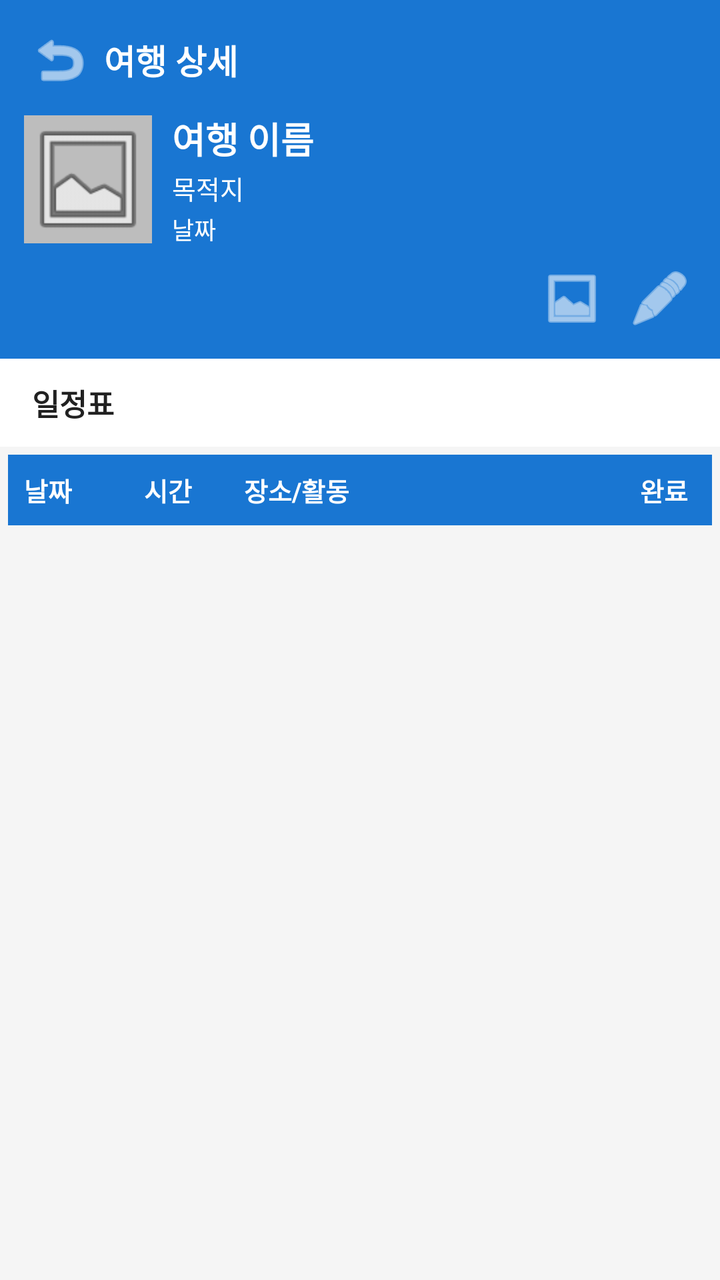
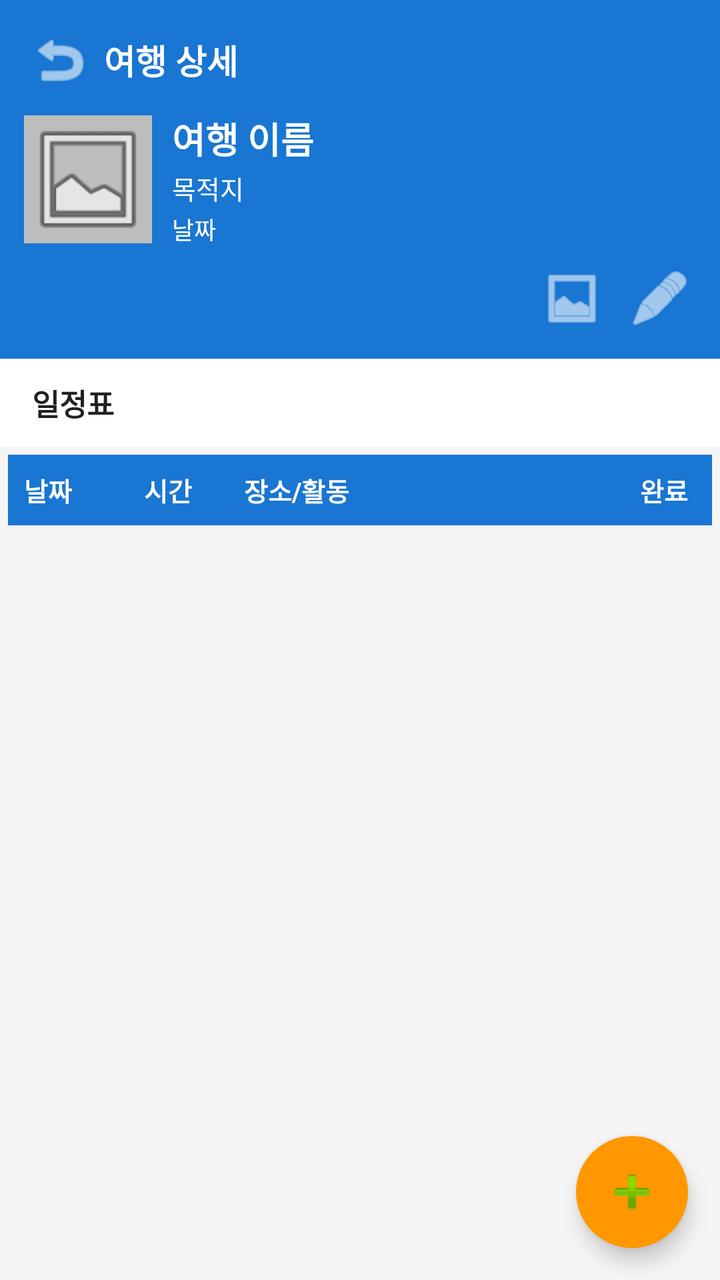

Screens rendered from an Android XML layout before and after an edit, with the pre-edit source and the edit as a unified diff.
<!-- AndroidManifest.xml: activity theme Theme.TravelPlanner.NoActionBar -->
<!-- res/layout/activity_trip_detail.xml -->
<?xml version="1.0" encoding="utf-8"?>
<LinearLayout xmlns:android="http://schemas.android.com/apk/res/android"
    xmlns:app="http://schemas.android.com/apk/res-auto"
    android:layout_width="match_parent"
    android:layout_height="match_parent"
    android:orientation="vertical"
    android:background="@color/colorBackground">

    <LinearLayout
        android:layout_width="match_parent"
        android:layout_height="wrap_content"
        android:orientation="vertical"
        android:background="@color/colorPrimary"
        android:padding="12dp">

        <LinearLayout
            android:layout_width="match_parent"
            android:layout_height="wrap_content"
            android:orientation="horizontal"
            android:gravity="center_vertical"
            android:layout_marginBottom="8dp">

            <ImageButton
                android:id="@+id/btnBack"
                android:layout_width="36dp"
                android:layout_height="36dp"
                android:src="@android:drawable/ic_menu_revert"
                android:background="@android:color/transparent"
                android:tint="@color/white"
                android:contentDescription="뒤로가기" />

            <TextView
                android:layout_width="0dp"
                android:layout_height="wrap_content"
                android:layout_weight="1"
                android:text="여행 상세"
                android:textColor="@color/white"
                android:textSize="17sp"
                android:textStyle="bold"
                android:layout_marginStart="4dp" />
        </LinearLayout>

        <RelativeLayout
            android:layout_width="match_parent"
            android:layout_height="wrap_content">

            <ImageView
                android:id="@+id/ivTripCover"
                android:layout_width="64dp"
                android:layout_height="64dp"
                android:src="@android:drawable/ic_menu_gallery"
                android:scaleType="centerCrop"
                android:background="@color/colorDivider"
                android:layout_alignParentStart="true"
                android:layout_centerVertical="true" />

            <LinearLayout
                android:layout_width="match_parent"
                android:layout_height="wrap_content"
                android:orientation="vertical"
                android:layout_toEndOf="@id/ivTripCover"
                android:layout_marginStart="10dp"
                android:layout_centerVertical="true">

                <TextView
                    android:id="@+id/tvDetailTripName"
                    android:layout_width="wrap_content"
                    android:layout_height="wrap_content"
                    android:text="여행 이름"
                    android:textColor="@color/white"
                    android:textSize="18sp"
                    android:textStyle="bold" />

                <TextView
                    android:id="@+id/tvDetailDestination"
                    android:layout_width="wrap_content"
                    android:layout_height="wrap_content"
                    android:text="목적지"
                    android:textColor="@color/white"
                    android:textSize="13sp"
                    android:layout_marginTop="2dp" />

                <TextView
                    android:id="@+id/tvDetailDate"
                    android:layout_width="wrap_content"
                    android:layout_height="wrap_content"
                    android:text="날짜"
                    android:textColor="@color/white"
                    android:textSize="12sp"
                    android:layout_marginTop="2dp" />
            </LinearLayout>
        </RelativeLayout>

        <LinearLayout
            android:layout_width="match_parent"
            android:layout_height="wrap_content"
            android:orientation="horizontal"
            android:layout_marginTop="8dp"
            android:gravity="end">

            <ImageButton
                android:id="@+id/btnGoGallery"
                android:layout_width="36dp"
                android:layout_height="36dp"
                android:src="@android:drawable/ic_menu_gallery"
                android:background="@android:color/transparent"
                android:contentDescription="사진첩"
                app:tint="@color/white" />

            <ImageButton
                android:id="@+id/btnGoDiary"
                android:layout_width="36dp"
                android:layout_height="36dp"
                android:src="@android:drawable/ic_menu_edit"
                android:background="@android:color/transparent"
                android:layout_marginStart="8dp"
                android:contentDescription="여행 일기"
                app:tint="@color/white" />
        </LinearLayout>
    </LinearLayout>

    <TextView
        android:layout_width="match_parent"
        android:layout_height="44dp"
        android:background="@color/white"
        android:paddingStart="16dp"
        android:gravity="center_vertical"
        android:text="일정표"
        android:textSize="15sp"
        android:textStyle="bold"
        android:textColor="@color/colorTextPrimary"/>

    <TextView
        android:id="@+id/tvEmptySchedules"
        android:layout_width="wrap_content"
        android:layout_height="wrap_content"
        android:layout_gravity="center_horizontal"
        android:layout_marginTop="32dp"
        android:text="@string/no_schedules"
        android:textColor="@color/colorTextSecondary"
        android:textSize="14sp"
        android:gravity="center"
        android:visibility="gone"/>

    <ScrollView
        android:layout_width="match_parent"
        android:layout_height="0dp"
        android:layout_weight="1">

        <TableLayout
            android:id="@+id/tableSchedules"
            android:layout_width="match_parent"
            android:layout_height="wrap_content"
            android:stretchColumns="2"
            android:padding="4dp">

            <TableRow
                android:layout_width="match_parent"
                android:layout_height="wrap_content"
                android:background="@color/colorPrimary">

                <TextView
                    android:layout_width="60dp"
                    android:layout_height="wrap_content"
                    android:text="날짜"
                    android:textColor="@color/white"
                    android:textStyle="bold"
                    android:padding="8dp"
                    android:textSize="13sp"/>

                <TextView
                    android:layout_width="50dp"
                    android:layout_height="wrap_content"
                    android:text="시간"
                    android:textColor="@color/white"
                    android:textStyle="bold"
                    android:padding="8dp"
                    android:textSize="13sp"/>

                <TextView
                    android:layout_width="0dp"
                    android:layout_weight="1"
                    android:layout_height="wrap_content"
                    android:text="장소/활동"
                    android:textColor="@color/white"
                    android:textStyle="bold"
                    android:padding="8dp"
                    android:textSize="13sp"/>

                <TextView
                    android:layout_width="44dp"
                    android:layout_height="wrap_content"
                    android:text="완료"
                    android:textColor="@color/white"
                    android:textStyle="bold"
                    android:padding="8dp"
                    android:textSize="13sp"/>
            </TableRow>
        </TableLayout>
    </ScrollView>

</LinearLayout>
<!-- resources referenced by this layout -->
<resources>
  <color name="colorBackground">#F5F5F5</color>
  <color name="colorDivider">#BDBDBD</color>
  <color name="colorPrimary">#1976D2</color>
  <color name="colorTextPrimary">#212121</color>
  <color name="colorTextSecondary">#757575</color>
  <color name="white">#FFFFFF</color>
  <string name="no_schedules">등록된 일정이 없습니다.</string>
  <style name="Theme.TravelPlanner.NoActionBar" parent="Theme.TravelPlanner">
          <item name="windowActionBar">false</item>
          <item name="windowNoTitle">true</item>
      </style>
  <style name="Theme.TravelPlanner" parent="Theme.AppCompat.Light.DarkActionBar">
          <item name="colorPrimary">@color/colorPrimary</item>
          <item name="colorPrimaryDark">@color/colorPrimaryDark</item>
          <item name="colorAccent">@color/colorAccent</item>
          <item name="android:windowBackground">@color/colorBackground</item>
          <item name="android:fitsSystemWindows">true</item>
      </style>
  <color name="colorPrimaryDark">#0D47A1</color>
  <color name="colorAccent">#FF9800</color>
</resources>

<!-- the commit's change to res/layout/activity_trip_detail.xml (unified diff, before → after) -->
@@ -6,6 +6,7 @@
     android:orientation="vertical"
     android:background="@color/colorBackground">
 
+    
     <LinearLayout
         android:layout_width="match_parent"
         android:layout_height="wrap_content"
@@ -20,13 +21,13 @@
             android:gravity="center_vertical"
             android:layout_marginBottom="8dp">
 
-            <ImageButton
+            <androidx.appcompat.widget.AppCompatImageButton
                 android:id="@+id/btnBack"
                 android:layout_width="36dp"
                 android:layout_height="36dp"
                 android:src="@android:drawable/ic_menu_revert"
                 android:background="@android:color/transparent"
-                android:tint="@color/white"
+                app:tint="@color/white"
                 android:contentDescription="뒤로가기" />
 
             <TextView
@@ -98,27 +99,28 @@
             android:layout_marginTop="8dp"
             android:gravity="end">
 
-            <ImageButton
+            <androidx.appcompat.widget.AppCompatImageButton
                 android:id="@+id/btnGoGallery"
                 android:layout_width="36dp"
                 android:layout_height="36dp"
                 android:src="@android:drawable/ic_menu_gallery"
                 android:background="@android:color/transparent"
-                android:contentDescription="사진첩"
-                app:tint="@color/white" />
-
-            <ImageButton
+                app:tint="@color/white"
+                android:contentDescription="사진첩" />
+
+            <androidx.appcompat.widget.AppCompatImageButton
                 android:id="@+id/btnGoDiary"
                 android:layout_width="36dp"
                 android:layout_height="36dp"
                 android:src="@android:drawable/ic_menu_edit"
                 android:background="@android:color/transparent"
+                app:tint="@color/white"
                 android:layout_marginStart="8dp"
-                android:contentDescription="여행 일기"
-                app:tint="@color/white" />
+                android:contentDescription="여행 일기" />
         </LinearLayout>
     </LinearLayout>
 
+    
     <TextView
         android:layout_width="match_parent"
         android:layout_height="44dp"
@@ -130,73 +132,95 @@
         android:textStyle="bold"
         android:textColor="@color/colorTextPrimary"/>
 
-    <TextView
-        android:id="@+id/tvEmptySchedules"
-        android:layout_width="wrap_content"
-        android:layout_height="wrap_content"
-        android:layout_gravity="center_horizontal"
-        android:layout_marginTop="32dp"
-        android:text="@string/no_schedules"
-        android:textColor="@color/colorTextSecondary"
-        android:textSize="14sp"
-        android:gravity="center"
-        android:visibility="gone"/>
-
+    
     <ScrollView
         android:layout_width="match_parent"
         android:layout_height="0dp"
         android:layout_weight="1">
 
-        <TableLayout
-            android:id="@+id/tableSchedules"
+        <LinearLayout
             android:layout_width="match_parent"
             android:layout_height="wrap_content"
-            android:stretchColumns="2"
-            android:padding="4dp">
-
-            <TableRow
+            android:orientation="vertical">
+
+            
+            <TextView
+                android:id="@+id/tvEmptySchedules"
                 android:layout_width="match_parent"
                 android:layout_height="wrap_content"
-                android:background="@color/colorPrimary">
-
-                <TextView
-                    android:layout_width="60dp"
-                    android:layout_height="wrap_content"
-                    android:text="날짜"
-                    android:textColor="@color/white"
-                    android:textStyle="bold"
-                    android:padding="8dp"
-                    android:textSize="13sp"/>
-
-                <TextView
-                    android:layout_width="50dp"
-                    android:layout_height="wrap_content"
-                    android:text="시간"
-                    android:textColor="@color/white"
-                    android:textStyle="bold"
-                    android:padding="8dp"
-                    android:textSize="13sp"/>
-
-                <TextView
-                    android:layout_width="0dp"
-                    android:layout_weight="1"
-                    android:layout_height="wrap_content"
-                    android:text="장소/활동"
-                    android:textColor="@color/white"
-                    android:textStyle="bold"
-                    android:padding="8dp"
-                    android:textSize="13sp"/>
-
-                <TextView
-                    android:layout_width="44dp"
-                    android:layout_height="wrap_content"
-                    android:text="완료"
-                    android:textColor="@color/white"
-                    android:textStyle="bold"
-                    android:padding="8dp"
-                    android:textSize="13sp"/>
-            </TableRow>
-        </TableLayout>
+                android:layout_marginTop="48dp"
+                android:text="@string/no_schedules"
+                android:textColor="@color/colorTextSecondary"
+                android:textSize="14sp"
+                android:gravity="center"
+                android:visibility="gone"/>
+
+            <TableLayout
+                android:id="@+id/tableSchedules"
+                android:layout_width="match_parent"
+                android:layout_height="wrap_content"
+                android:stretchColumns="2"
+                android:padding="4dp">
+
+                
+                <TableRow
+                    android:layout_width="match_parent"
+                    android:layout_height="wrap_content"
+                    android:background="@color/colorPrimary">
+
+                    <TextView
+                        android:layout_width="60dp"
+                        android:layout_height="wrap_content"
+                        android:text="날짜"
+                        android:textColor="@color/white"
+                        android:textStyle="bold"
+                        android:padding="8dp"
+                        android:textSize="13sp"/>
+
+                    <TextView
+                        android:layout_width="50dp"
+                        android:layout_height="wrap_content"
+                        android:text="시간"
+                        android:textColor="@color/white"
+                        android:textStyle="bold"
+                        android:padding="8dp"
+                        android:textSize="13sp"/>
+
+                    <TextView
+                        android:layout_width="0dp"
+                        android:layout_weight="1"
+                        android:layout_height="wrap_content"
+                        android:text="장소/활동"
+                        android:textColor="@color/white"
+                        android:textStyle="bold"
+                        android:padding="8dp"
+                        android:textSize="13sp"/>
+
+                    <TextView
+                        android:layout_width="44dp"
+                        android:layout_height="wrap_content"
+                        android:text="완료"
+                        android:textColor="@color/white"
+                        android:textStyle="bold"
+                        android:padding="8dp"
+                        android:textSize="13sp"/>
+                </TableRow>
+            </TableLayout>
+        </LinearLayout>
     </ScrollView>
 
+    
+    <androidx.appcompat.widget.AppCompatImageButton
+        android:id="@+id/btnAddSchedule"
+        android:layout_width="56dp"
+        android:layout_height="56dp"
+        android:layout_gravity="end"
+        android:layout_margin="16dp"
+        android:src="@android:drawable/ic_input_add"
+        android:background="@drawable/fab_background"
+        android:contentDescription="일정 추가"
+        android:elevation="6dp"
+        android:layout_alignParentEnd="true"
+        android:layout_alignParentBottom="true"/>
+
 </LinearLayout>
<!-- resource entries referenced after the edit -->
@@ -6,6 +6,12 @@
   <color name="colorTextPrimary">#212121</color>
   <color name="colorTextSecondary">#757575</color>
   <color name="white">#FFFFFF</color>
+  <!-- drawable fab_background (drawable) -->
+  <?xml version="1.0" encoding="utf-8"?>
+  <shape xmlns:android="http://schemas.android.com/apk/res/android"
+      android:shape="oval">
+      <solid android:color="@color/colorAccent"/>
+  </shape>
   <string name="no_schedules">등록된 일정이 없습니다.</string>
   <style name="Theme.TravelPlanner.NoActionBar" parent="Theme.TravelPlanner">
           <item name="windowActionBar">false</item>
